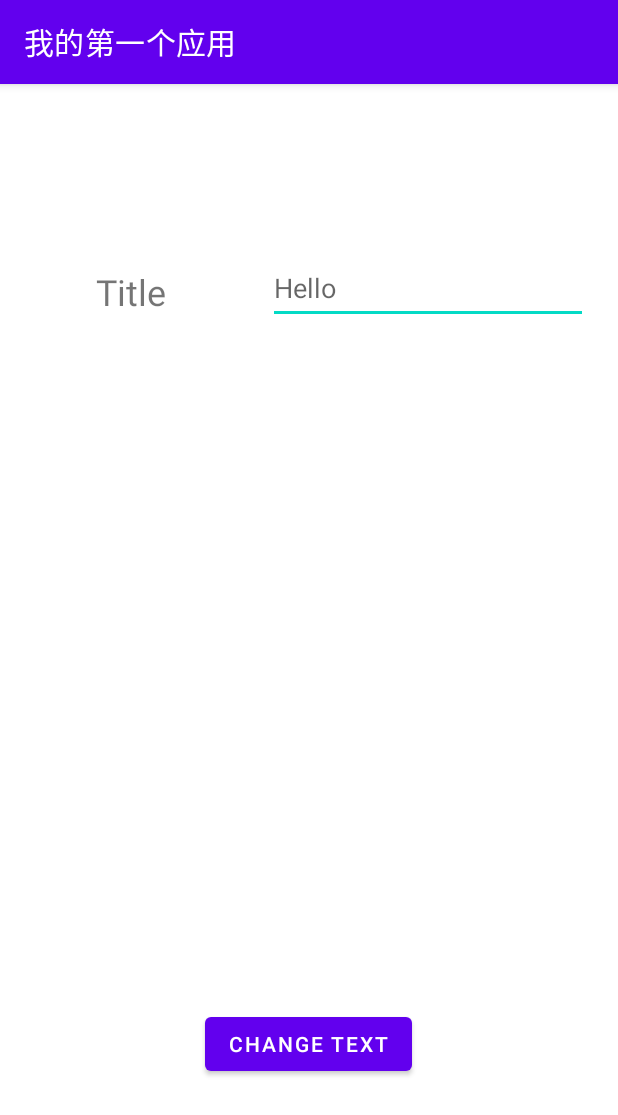
After one commit to T1uTiu/AndroidLearn, an Android app: the ModifyItemActivity screen opened directly, with no data from a screen before it, on a phone screen of 412 x 824 dp. The commit adds this screen. Shown: the top 1115 px of the screen. Run offline under Robolectric (Android 15) with nearby library versions, the phone set to English and light mode, and no system bars.

Commit message:
Exp7: Add ContextMenu, ActivityResultLauncher

```diff
--- /dev/null
+++ b/app/src/main/java/com/example/learningproject/ModifyItemActivity.java
@@ -0,0 +1,29 @@
+package com.example.learningproject;
+
+import androidx.appcompat.app.AppCompatActivity;
+
+import android.content.Intent;
+import android.os.Bundle;
+import android.widget.Button;
+import android.widget.EditText;
+
+import com.example.learningproject.data.Book;
+
+public class ModifyItemActivity extends AppCompatActivity {
+
+    @Override
+    protected void onCreate(Bundle savedInstanceState) {
+        super.onCreate(savedInstanceState);
+        setContentView(R.layout.activity_modify_item);
+        Button okBtn = findViewById(R.id.book_modify_ok);
+        EditText titleEdit = findViewById(R.id.book_title_edit);
+        okBtn.setOnClickListener(view -> {
+            String title = titleEdit.getText().toString();
+            Book book = new Book(R.drawable.book_1, title);
+            Intent resIntent = new Intent();
+            resIntent.putExtra("book", book);
+            setResult(RESULT_OK, resIntent);
+            finish();
+        });
+    }
+}
--- a/app/src/main/java/com/example/learningproject/data/Book.java
+++ b/app/src/main/java/com/example/learningproject/data/Book.java
@@ -1,6 +1,8 @@
 package com.example.learningproject.data;
 
-public class Book {
+import java.io.Serializable;
+
+public class Book implements Serializable {
     int coverResourceId;
     String title;
     public Book(int coverResourceId, String title){
--- /dev/null
+++ b/app/src/main/res/layout/activity_modify_item.xml
@@ -0,0 +1,46 @@
+<?xml version="1.0" encoding="utf-8"?>
+<androidx.constraintlayout.widget.ConstraintLayout xmlns:android="http://schemas.android.com/apk/res/android"
+    xmlns:app="http://schemas.android.com/apk/res-auto"
+    xmlns:tools="http://schemas.android.com/tools"
+    android:layout_width="match_parent"
+    android:layout_height="match_parent"
+    tools:context=".ModifyItemActivity">
+
+    <TextView
+        android:id="@+id/book_title_text"
+        android:layout_width="wrap_content"
+        android:layout_height="wrap_content"
+        android:layout_marginStart="64dp"
+        android:layout_marginTop="122dp"
+        android:text="@string/book_title_text"
+        android:textSize="24sp"
+        app:layout_constraintStart_toStartOf="parent"
+        app:layout_constraintTop_toTopOf="parent" />
+
+    <EditText
+        android:id="@+id/book_title_edit"
+        android:layout_width="wrap_content"
+        android:layout_height="wrap_content"
+        android:layout_marginStart="48dp"
+        android:layout_marginTop="112dp"
+        android:autofillHints=""
+        android:ems="10"
+        android:hint="@string/hello"
+        android:inputType="text"
+        android:labelFor="@id/book_title_text"
+        android:minHeight="48dp"
+        app:layout_constraintEnd_toEndOf="parent"
+        app:layout_constraintStart_toEndOf="@+id/book_title_text"
+        app:layout_constraintTop_toTopOf="parent" />
+
+    <Button
+        android:id="@+id/book_modify_ok"
+        android:layout_width="wrap_content"
+        android:layout_height="wrap_content"
+        android:layout_marginBottom="104dp"
+        android:text="@string/change_text"
+        app:layout_constraintBottom_toBottomOf="parent"
+        app:layout_constraintEnd_toEndOf="parent"
+        app:layout_constraintHorizontal_bias="0.498"
+        app:layout_constraintStart_toStartOf="parent" />
+</androidx.constraintlayout.widget.ConstraintLayout>
--- a/app/src/main/res/layout/book_item.xml
+++ b/app/src/main/res/layout/book_item.xml
@@ -5,6 +5,7 @@
     android:id="@+id/book_item"
     android:layout_width="match_parent"
     android:layout_height="wrap_content"
+    android:longClickable="true"
     android:orientation="horizontal">
 
     <ImageView
@@ -16,7 +17,7 @@
         android:contentDescription="@string/hello"
         android:maxWidth="200dp"
         android:maxHeight="200dp"
-        app:srcCompat="@drawable/book_no_name"
+        app:srcCompat="@drawable/book_2"
         tools:ignore="ImageContrastCheck" />
 
     <TextView
--- a/app/src/main/res/values/strings.xml
+++ b/app/src/main/res/values/strings.xml
@@ -5,4 +5,5 @@
     <string name="hello">Hello</string>
     <string name="jnu">JNU</string>
     <string name="change_text">Change Text</string>
+    <string name="book_title_text">Title</string>
 </resources>
```
Also changed, not shown: app/src/main/AndroidManifest.xml (+5 -4 lines), app/src/main/java/com/example/learningproject/RecycleViewTest.java (+98 -14 lines).
